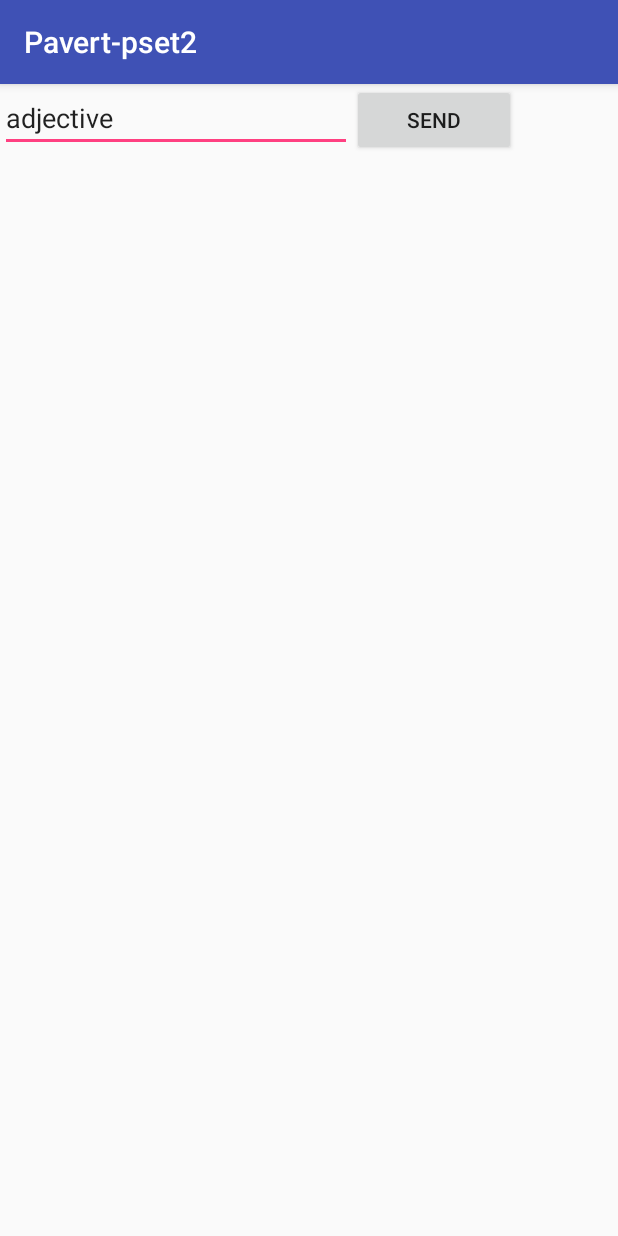
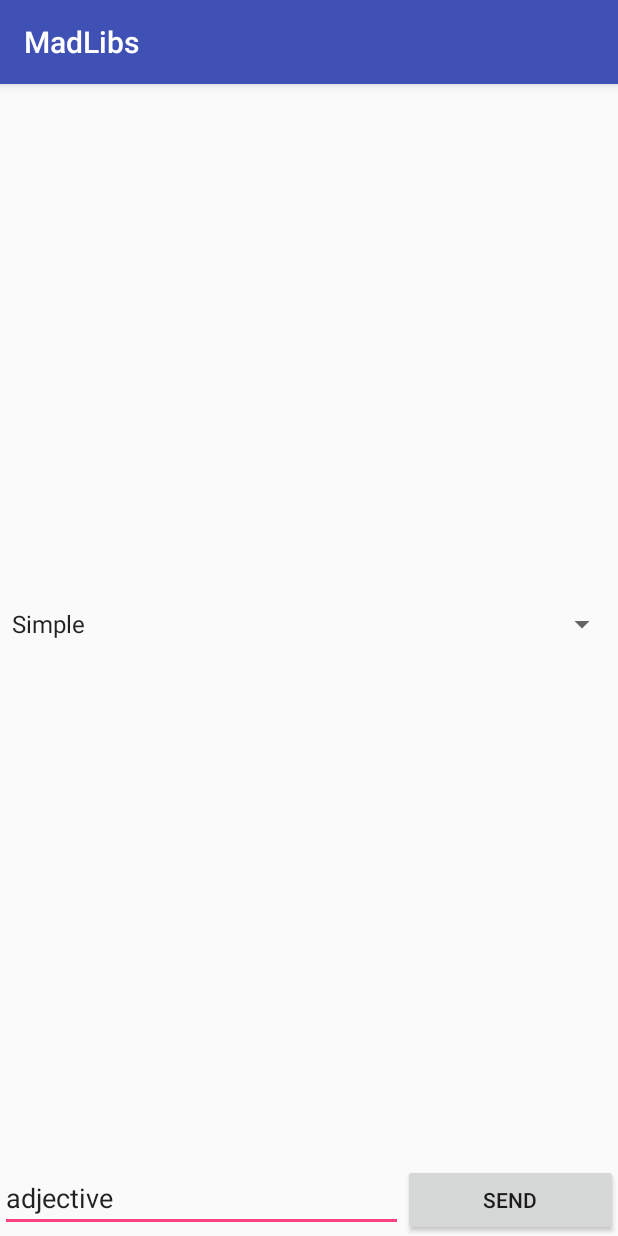
Before and after one commit to DvdPavert/Mad-Libs, an Android app: the InputActivity screen opened directly, with no data from a screen before it, on a phone screen of 412 x 824 dp. Run offline under Robolectric (Android 15) with nearby library versions, the phone set to English and light mode, and no system bars.

```diff
--- /dev/null
+++ b/app/src/main/java/com/example/daniel/pavert_pset2/CustomOnItemSelectedListener.java
@@ -0,0 +1,25 @@
+package com.example.daniel.pavert_pset2;
+
+import android.view.View;
+import android.widget.AdapterView;
+import android.widget.Toast;
+
+/**
+ * Created by Daniel on 12/09/2017.
+ */
+
+public class CustomOnItemSelectedListener implements AdapterView.OnItemSelectedListener {
+
+    public void onItemSelected(AdapterView<?> parent, View view, int pos, long id) {
+        Toast.makeText(parent.getContext(),
+                "OnItemSelectedListener : " + parent.getItemAtPosition(pos).toString(),
+                Toast.LENGTH_SHORT).show();
+        //// TODO: 12/09/2017 Fix this shit
+    }
+
+    @Override
+    public void onNothingSelected(AdapterView<?> arg0) {
+        // TODO Auto-generated method stub
+    }
+
+}
--- a/app/src/main/java/com/example/daniel/pavert_pset2/InputActivity.java
+++ b/app/src/main/java/com/example/daniel/pavert_pset2/InputActivity.java
@@ -6,6 +6,7 @@ import android.support.v7.app.AppCompatActivity;
 import android.os.Bundle;
 import android.view.View;
 import android.widget.EditText;
+import android.widget.Spinner;
 
 import java.io.IOException;
 import java.io.InputStream;
@@ -15,19 +16,21 @@ public class InputActivity extends AppCompatActivity {
 
     private Story story;
     private EditText editWord;
+    private Spinner spinner;
 
     @Override
     protected void onCreate(Bundle savedInstanceState) {
         super.onCreate(savedInstanceState);
         setContentView(R.layout.activity_input);
+
         editWord =  (EditText) findViewById(R.id.editWord);
+        spinner = (Spinner) findViewById(R.id.spinnerStory);
+        addListenerOnSpinnerItemSelection();
 
         try
         {
             getStory();
-        }
-        catch (IOException e)
-        {
+        }  catch (IOException e)  {
             e.printStackTrace();
         }
 
@@ -54,8 +57,16 @@ public class InputActivity extends AppCompatActivity {
         finish();
     }
 
+
+    public void addListenerOnSpinnerItemSelection() {
+        spinner.setOnItemSelectedListener(new CustomOnItemSelectedListener());
+    }
+
     private void getStory() throws IOException
     {
+        //spinner.getSelectedItem()
+    //// TODO: 12/09/2017 Doe hier iets met de geselecteerde spinner ding
+
         InputStream targetStream  = null;
         Random r = new Random();
         int storyNo = r.nextInt(5);
--- a/app/src/main/res/layout/activity_input.xml
+++ b/app/src/main/res/layout/activity_input.xml
@@ -1,5 +1,5 @@
 <?xml version="1.0" encoding="utf-8"?>
-<android.support.constraint.ConstraintLayout xmlns:android="http://schemas.android.com/apk/res/android"
+<LinearLayout xmlns:android="http://schemas.android.com/apk/res/android"
     xmlns:app="http://schemas.android.com/apk/res-auto"
     xmlns:tools="http://schemas.android.com/tools"
     android:layout_width="match_parent"
@@ -7,15 +7,24 @@
     tools:context="com.example.daniel.pavert_pset2.InputActivity">
 
     <LinearLayout
-        android:layout_width="344dp"
-        android:layout_height="495dp"
+        android:layout_width="match_parent"
+        android:layout_height="match_parent"
         android:orientation="vertical"
         tools:layout_editor_absoluteX="8dp"
         tools:layout_editor_absoluteY="8dp">
 
+
+        <Spinner
+            android:id="@+id/spinnerStory"
+            android:layout_width="match_parent"
+            android:layout_height="wrap_content"
+            android:layout_weight="0.28"
+            android:entries="@array/storyArray"
+            android:prompt="@string/storyPrompt" />
+
         <LinearLayout
             android:layout_width="match_parent"
-            android:layout_height="match_parent"
+            android:layout_height="wrap_content"
             android:orientation="horizontal">
 
             <EditText
@@ -35,4 +44,5 @@
                 android:onClick="onClick"/>
         </LinearLayout>
     </LinearLayout>
-</android.support.constraint.ConstraintLayout>
+
+</LinearLayout>
--- a/app/src/main/res/values/strings.xml
+++ b/app/src/main/res/values/strings.xml
@@ -1,3 +1,15 @@
 <resources>
-    <string name="app_name">Pavert-pset2</string>
+    <string name="app_name">MadLibs</string>
+
+    <string name="storyPrompt">Choose a story</string>
+
+    <string-array name="storyArray">
+        <item>Simple</item>
+        <item>Tarzan</item>
+        <item>University</item>
+        <item>Clothes</item>
+        <item>Dance</item>
+        <item>Random</item>
+    </string-array>
+
 </resources>
```
Also changed, not shown: app/src/main/res/layout/activity_start.xml (+11 -0 lines), app/src/main/res/layout/activity_story.xml (+4 -4 lines).
